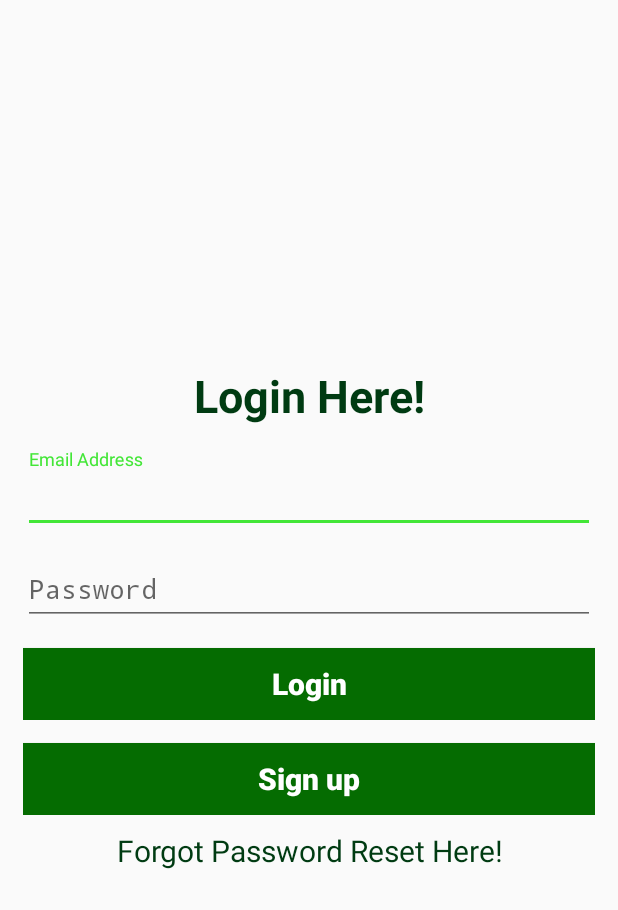
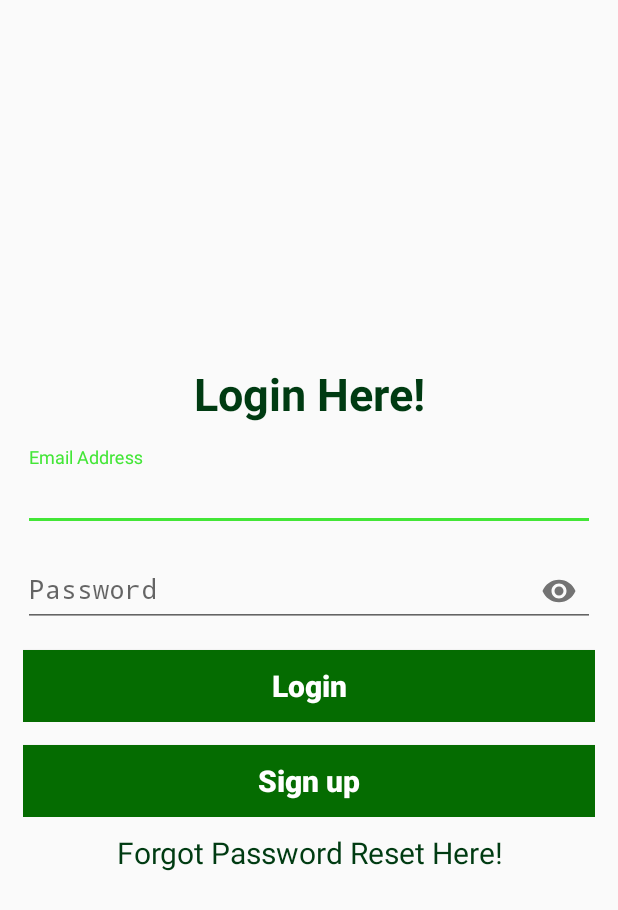
Before and after one commit to SMGAppsDeveloper/FillyAndSherifProject, an Android app: the screen it shows after launch (LoginActivity), on a phone screen of 412 x 824 dp. Shown: the top 910 px of the screen. Run offline under Robolectric (Android 15) with nearby library versions, the phone set to English and light mode, and no system bars; our stand-ins replace Firebase (no records; nobody signed in at launch, a user with empty details on screens opened directly).

```diff
--- a/app/src/main/res/layout/activity_login.xml
+++ b/app/src/main/res/layout/activity_login.xml
@@ -49,6 +49,7 @@
 
     <android.support.design.widget.TextInputLayout
         android:id="@+id/userPassWord"
+        app:passwordToggleEnabled="true"
         android:layout_marginTop="5dp"
         android:layout_width="match_parent"
         android:layout_height="wrap_content">
```
Also changed, not shown: app/src/main/java/developer/app/smg/businessaddressregistration/LoginActivity.java (+3 -4 lines).
